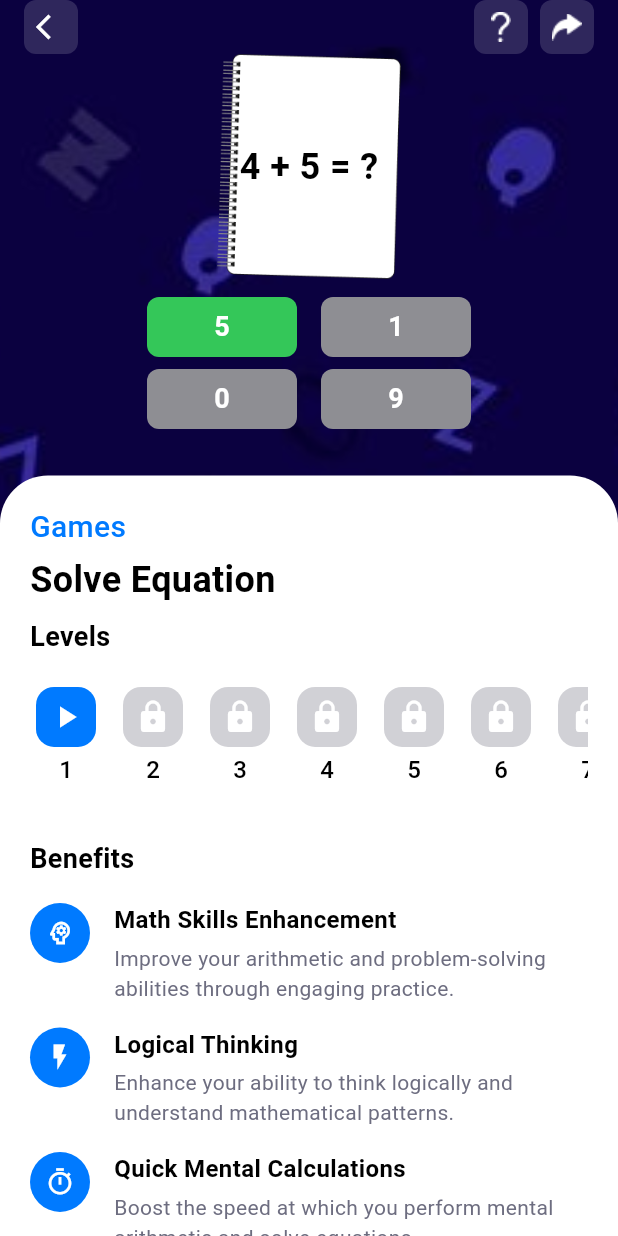
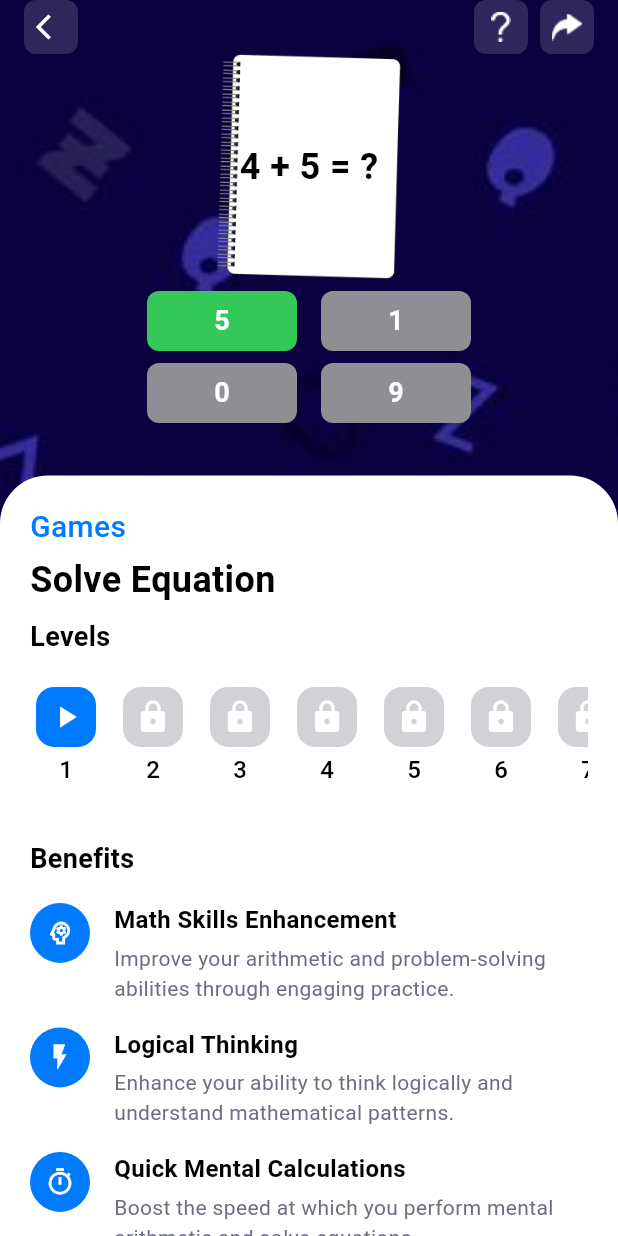
Before and after one commit to RANGAROHITH-2006/solveequation, a Flutter app: the screen it shows after launch, on a phone screen of 412 x 824 dp. Run offline on Flutter 3.47's test engine with Material 3 defaults, Android fonts, the phone set to English and light mode, and no system bars; our stand-ins replace share_plus, shared_preferences.

Commit message:
small change

```diff
--- a/lib/home_screen.dart
+++ b/lib/home_screen.dart
@@ -154,7 +154,7 @@ class _EquationGameHomeScreenState extends State<EquationGameHomeScreen> {
                                     ],
                                   ),
 
-                                  const SizedBox(height: 12),
+                                  const SizedBox(height: 8),
                                   // Answer options
                                   Row(
                                     mainAxisAlignment: MainAxisAlignment.center,
```
